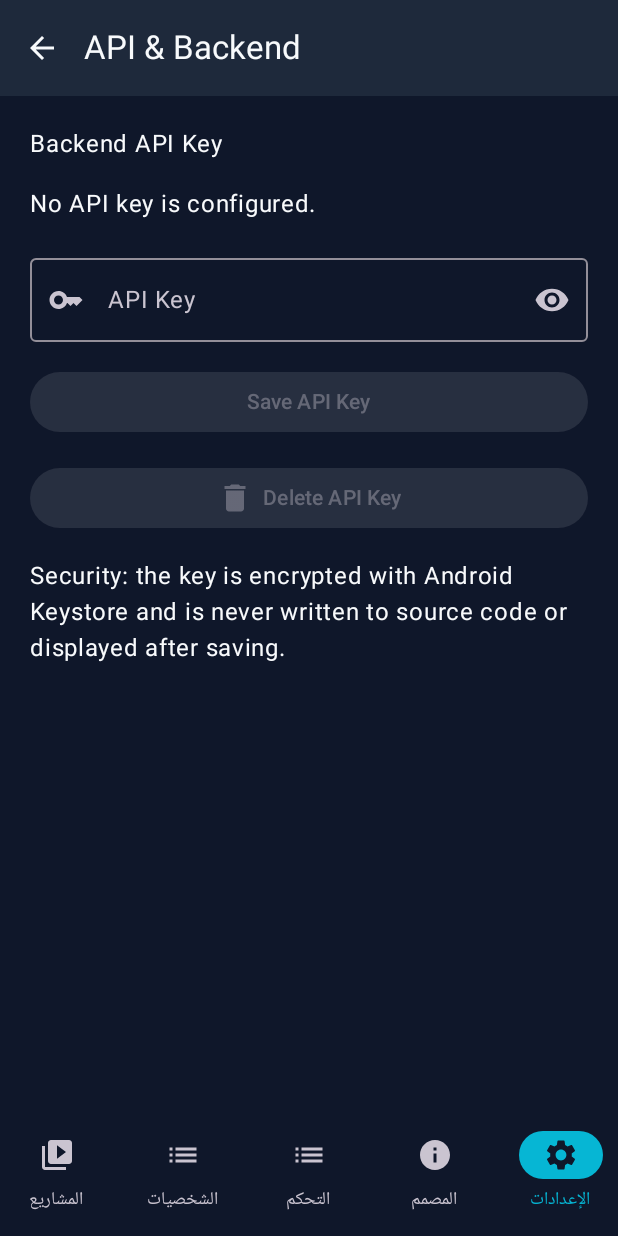
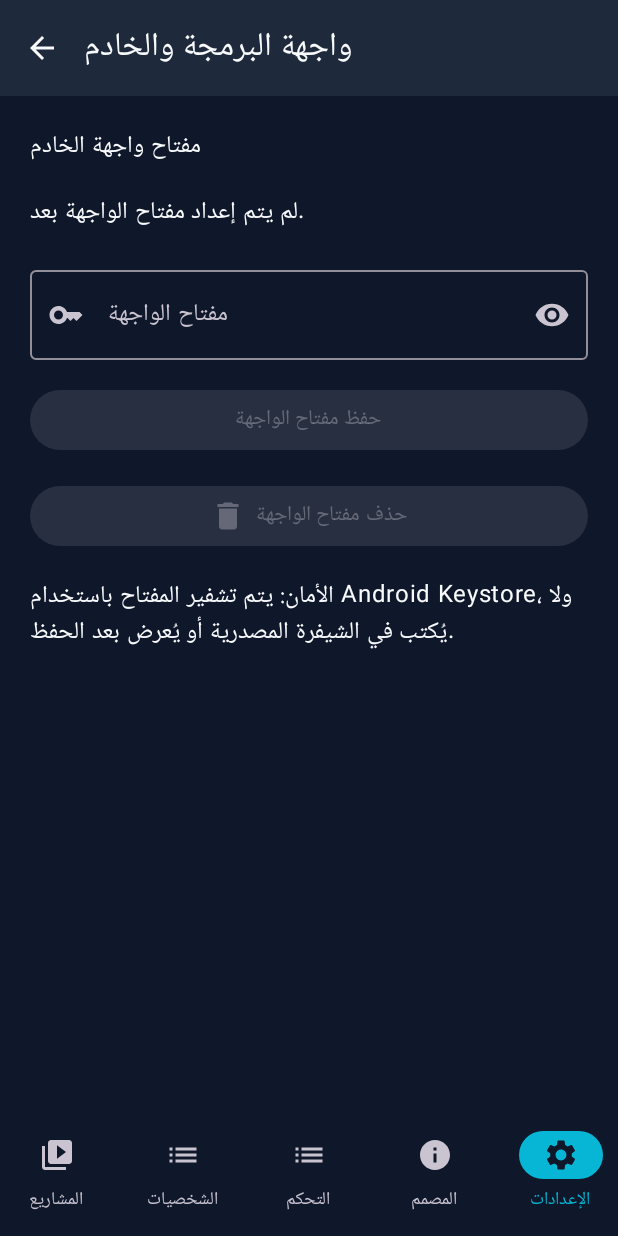
Before and after one commit to 1AhmadEgy/AI-Content-Factory, an Android app built with Jetpack Compose: the settings screen opened through its navigation route, on a phone screen of 412 x 824 dp. Run offline under Robolectric (Android 15) with nearby library versions, the light colour scheme and no system bars; 1 statement that could not run was skipped.

Commit message:
Translate settings screen to Arabic

```diff
--- a/app/src/main/java/com/example/feature/SettingsScreen.kt
+++ b/app/src/main/java/com/example/feature/SettingsScreen.kt
@@ -43,65 +43,15 @@
     var visible by remember { mutableStateOf(false) }
     var configured by remember { mutableStateOf(store.isConfigured()) }
     var message by remember { mutableStateOf<String?>(null) }
-
-    Scaffold(
-        topBar = {
-            TopAppBar(
-                title = { Text("API & Backend") },
-                navigationIcon = { IconButton(onClick = onBack) { Icon(Icons.Filled.ArrowBack, "Back") } }
-            )
-        }
-    ) { padding ->
-        Column(
-            modifier = Modifier.fillMaxSize().verticalScroll(rememberScrollState()).padding(padding).padding(20.dp),
-            verticalArrangement = Arrangement.spacedBy(16.dp)
-        ) {
-            Text("Backend API Key")
-            Text(if (configured) "API key is securely stored on this device." else "No API key is configured.")
-            OutlinedTextField(
-                value = apiKey,
-                onValueChange = { apiKey = it },
-                modifier = Modifier.fillMaxWidth(),
-                singleLine = true,
-                label = { Text("API Key") },
-                placeholder = { Text("Paste your Backend API key") },
-                leadingIcon = { Icon(Icons.Filled.Key, "API Key") },
-                visualTransformation = if (visible) VisualTransformation.None else PasswordVisualTransformation(),
-                trailingIcon = {
-                    IconButton(onClick = { visible = !visible }) {
-                        Icon(if (visible) Icons.Filled.VisibilityOff else Icons.Filled.Visibility, "Toggle visibility")
-                    }
-                }
-            )
-            Button(
-                onClick = {
-                    runCatching {
-                        store.saveApiKey(apiKey)
-                        apiKey = ""
-                        configured = true
-                        message = "API key saved securely."
-                    }.onFailure { message = "Could not save the API key." }
-                },
-                enabled = apiKey.isNotBlank(),
-                modifier = Modifier.fillMaxWidth(),
-                colors = ButtonDefaults.buttonColors(containerColor = PrimaryCyan, contentColor = DarkBlue)
-            ) { Text("Save API Key") }
-            Button(
-                onClick = {
-                    store.clearApiKey()
-                    apiKey = ""
-                    configured = false
-                    message = "API key removed."
-                },
-                enabled = configured,
-                modifier = Modifier.fillMaxWidth(),
-                colors = ButtonDefaults.buttonColors(containerColor = DarkBlue, contentColor = PrimaryCyan)
-            ) {
-                Icon(Icons.Filled.Delete, null)
-                Text("  Delete API Key")
-            }
+    Scaffold(topBar = { TopAppBar(title = { Text("واجهة البرمجة والخادم") }, navigationIcon = { IconButton(onClick = onBack) { Icon(Icons.Filled.ArrowBack, "رجوع") } }) }) { padding ->
+        Column(modifier = Modifier.fillMaxSize().verticalScroll(rememberScrollState()).padding(padding).padding(20.dp), verticalArrangement = Arrangement.spacedBy(16.dp)) {
+            Text("مفتاح واجهة الخادم")
+            Text(if (configured) "تم حفظ مفتاح الواجهة بأمان على هذا الجهاز." else "لم يتم إعداد مفتاح الواجهة بعد.")
+            OutlinedTextField(value = apiKey, onValueChange = { apiKey = it }, modifier = Modifier.fillMaxWidth(), singleLine = true, label = { Text("مفتاح الواجهة") }, placeholder = { Text("ألصق مفتاح واجهة الخادم") }, leadingIcon = { Icon(Icons.Filled.Key, "مفتاح الواجهة") }, visualTransformation = if (visible) VisualTransformation.None else PasswordVisualTransformation(), trailingIcon = { IconButton(onClick = { visible = !visible }) { Icon(if (visible) Icons.Filled.VisibilityOff else Icons.Filled.Visibility, "تبديل إظهار المفتاح") } })
+            Button(onClick = { runCatching { store.saveApiKey(apiKey); apiKey = ""; configured = true; message = "تم حفظ مفتاح الواجهة بأمان." }.onFailure { message = "تعذر حفظ مفتاح الواجهة." } }, enabled = apiKey.isNotBlank(), modifier = Modifier.fillMaxWidth(), colors = ButtonDefaults.buttonColors(containerColor = PrimaryCyan, contentColor = DarkBlue)) { Text("حفظ مفتاح الواجهة") }
+            Button(onClick = { store.clearApiKey(); apiKey = ""; configured = false; message = "تم حذف مفتاح الواجهة." }, enabled = configured, modifier = Modifier.fillMaxWidth(), colors = ButtonDefaults.buttonColors(containerColor = DarkBlue, contentColor = PrimaryCyan)) { Icon(Icons.Filled.Delete, null); Text("  حذف مفتاح الواجهة") }
             message?.let { Text(it) }
-            Text("Security: the key is encrypted with Android Keystore and is never written to source code or displayed after saving.")
+            Text("الأمان: يتم تشفير المفتاح باستخدام Android Keystore، ولا يُكتب في الشيفرة المصدرية أو يُعرض بعد الحفظ.")
         }
     }
 }
```
